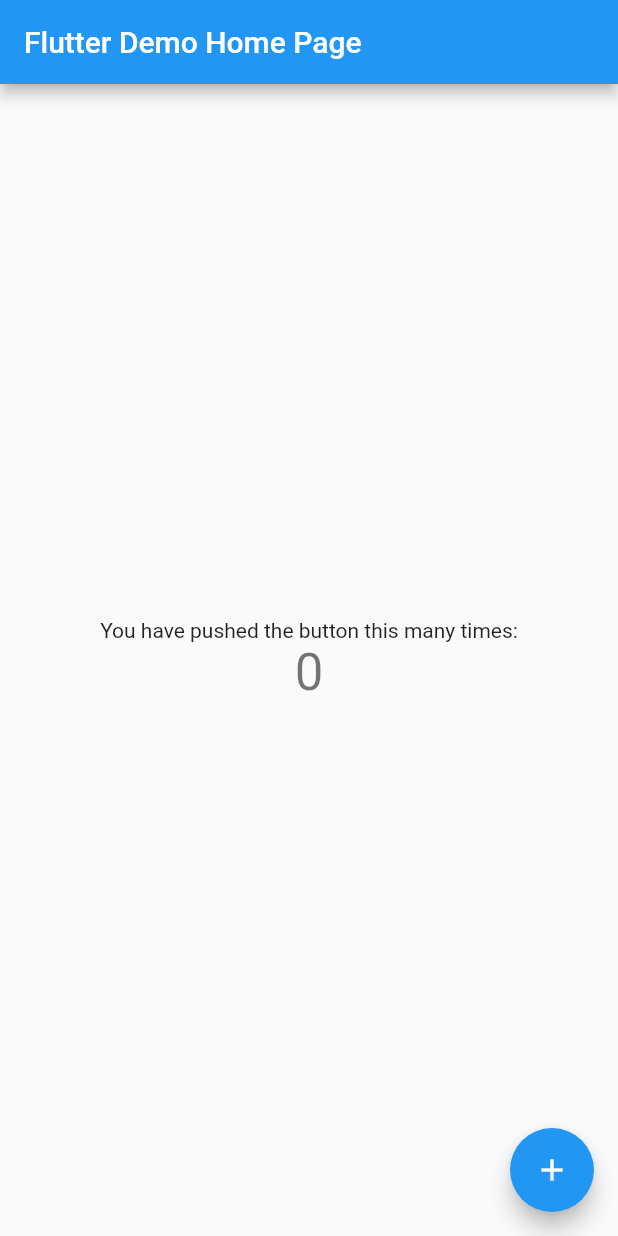
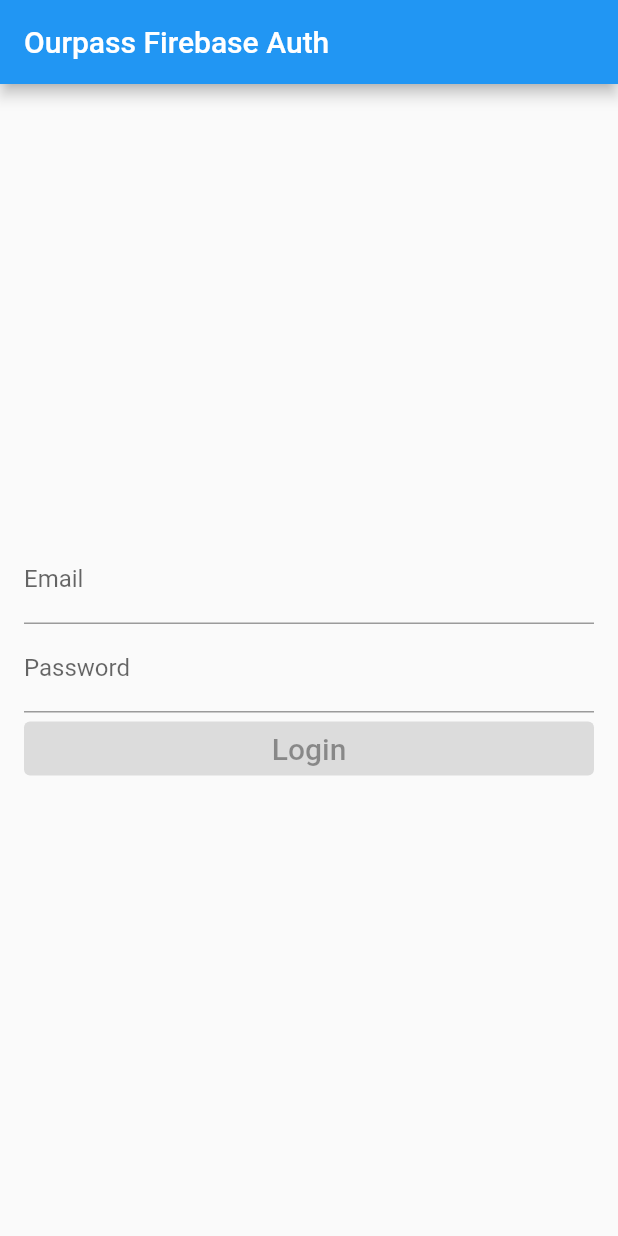
Before and after one commit to ojhey007/ourpass_auth_firebase, a Flutter app: the screen it shows after launch, on a phone screen of 412 x 824 dp. Run offline on Flutter 3.47's test engine with Material 2 defaults, Android fonts, the phone set to English and light mode, and no system bars.

Commit message:
login page view implementation

```diff
--- a/lib/main.dart
+++ b/lib/main.dart
@@ -1,4 +1,5 @@
 import 'package:flutter/material.dart';
+import 'package:ourpass/screens/login/view/login.dart';
 
 void main() {
   runApp(const MyApp());
@@ -11,105 +12,13 @@ class MyApp extends StatelessWidget {
   @override
   Widget build(BuildContext context) {
     return MaterialApp(
-      title: 'Flutter Demo',
+      title: 'Ourpass Demo',
       theme: ThemeData(
-        // This is the theme of your application.
-        //
-        // Try running your application with "flutter run". You'll see the
-        // application has a blue toolbar. Then, without quitting the app, try
-        // changing the primarySwatch below to Colors.green and then invoke
-        // "hot reload" (press "r" in the console where you ran "flutter run",
-        // or simply save your changes to "hot reload" in a Flutter IDE).
-        // Notice that the counter didn't reset back to zero; the application
-        // is not restarted.
         primarySwatch: Colors.blue,
       ),
-      home: const MyHomePage(title: 'Flutter Demo Home Page'),
+      home: LoginPage(
+        title: 'Ourpass Firebase Auth',
+      ),
     );
   }
 }
-
-class MyHomePage extends StatefulWidget {
-  const MyHomePage({Key? key, required this.title}) : super(key: key);
-
-  // This widget is the home page of your application. It is stateful, meaning
-  // that it has a State object (defined below) that contains fields that affect
-  // how it looks.
-
-  // This class is the configuration for the state. It holds the values (in this
-  // case the title) provided by the parent (in this case the App widget) and
-  // used by the build method of the State. Fields in a Widget subclass are
-  // always marked "final".
-
-  final String title;
-
-  @override
-  State<MyHomePage> createState() => _MyHomePageState();
-}
-
-class _MyHomePageState extends State<MyHomePage> {
-  int _counter = 0;
-
-  void _incrementCounter() {
-    setState(() {
-      // This call to setState tells the Flutter framework that something has
-      // changed in this State, which causes it to rerun the build method below
-      // so that the display can reflect the updated values. If we changed
-      // _counter without calling setState(), then the build method would not be
-      // called again, and so nothing would appear to happen.
-      _counter++;
-    });
-  }
-
-  @override
-  Widget build(BuildContext context) {
-    // This method is rerun every time setState is called, for instance as done
-    // by the _incrementCounter method above.
-    //
-    // The Flutter framework has been optimized to make rerunning build methods
-    // fast, so that you can just rebuild anything that needs updating rather
-    // than having to individually change instances of widgets.
-    return Scaffold(
-      appBar: AppBar(
-        // Here we take the value from the MyHomePage object that was created by
-        // the App.build method, and use it to set our appbar title.
-        title: Text(widget.title),
-      ),
-      body: Center(
-        // Center is a layout widget. It takes a single child and positions it
-        // in the middle of the parent.
-        child: Column(
-          // Column is also a layout widget. It takes a list of children and
-          // arranges them vertically. By default, it sizes itself to fit its
-          // children horizontally, and tries to be as tall as its parent.
-          //
-          // Invoke "debug painting" (press "p" in the console, choose the
-          // "Toggle Debug Paint" action from the Flutter Inspector in Android
-          // Studio, or the "Toggle Debug Paint" command in Visual Studio Code)
-          // to see the wireframe for each widget.
-          //
-          // Column has various properties to control how it sizes itself and
-          // how it positions its children. Here we use mainAxisAlignment to
-          // center the children vertically; the main axis here is the vertical
-          // axis because Columns are vertical (the cross axis would be
-          // horizontal).
-          mainAxisAlignment: MainAxisAlignment.center,
-          children: <Widget>[
-            const Text(
-              'You have pushed the button this many times:',
-            ),
-            Text(
-              '$_counter',
-              style: Theme.of(context).textTheme.headline4,
-            ),
-          ],
-        ),
-      ),
-      floatingActionButton: FloatingActionButton(
-        onPressed: _incrementCounter,
-        tooltip: 'Increment',
-        child: const Icon(Icons.add),
-      ), // This trailing comma makes auto-formatting nicer for build methods.
-    );
-  }
-}
--- /dev/null
+++ b/lib/screens/login/view/login.dart
@@ -0,0 +1,55 @@
+import 'package:flutter/material.dart';
+
+class LoginPage extends StatefulWidget {
+  LoginPage({Key? key, required this.title}) : super(key: key);
+
+  final String title;
+
+  @override
+  _LoginPageState createState() => _LoginPageState();
+}
+
+class _LoginPageState extends State<LoginPage> {
+  late String _email;
+  late String _password;
+  @override
+  Widget build(BuildContext context) {
+    return Scaffold(
+        appBar: AppBar(
+          title: Text(widget.title),
+        ),
+        body: Container(
+            padding: const EdgeInsets.all(16.0),
+            child: Column(
+              mainAxisAlignment: MainAxisAlignment.center,
+              crossAxisAlignment: CrossAxisAlignment.center,
+              children: [
+                Form(
+                    child: Column(
+                  crossAxisAlignment: CrossAxisAlignment.stretch,
+                  children: [
+                    TextFormField(
+                      key: const Key('email'),
+                      decoration: const InputDecoration(labelText: 'Email'),
+                      validator: (val) =>
+                          val!.isEmpty ? 'Email can\'t be empty.' : null,
+                      onSaved: (val) => _email = val!,
+                    ),
+                    TextFormField(
+                      key: const Key('password'),
+                      decoration: const InputDecoration(labelText: 'Password'),
+                      obscureText: true,
+                      validator: (val) =>
+                          val!.isEmpty ? 'Password can\'t be empty.' : null,
+                      onSaved: (val) => _password = val!,
+                    ),
+                    const ElevatedButton(
+                        key: Key('login'),
+                        onPressed: null,
+                        child: Text('Login', style: TextStyle(fontSize: 20.0))),
+                  ],
+                )),
+              ],
+            )));
+  }
+}
--- a/pubspec.yaml
+++ b/pubspec.yaml
@@ -29,8 +29,7 @@ environment:
 dependencies:
   flutter:
     sdk: flutter
-  firebase_core: ^1.0.4
-  firebase_auth: ^1.1.1
+
 
 
   # The following adds the Cupertino Icons font to your application.
```
Also changed, not shown: pubspec.lock, 1 other file.
